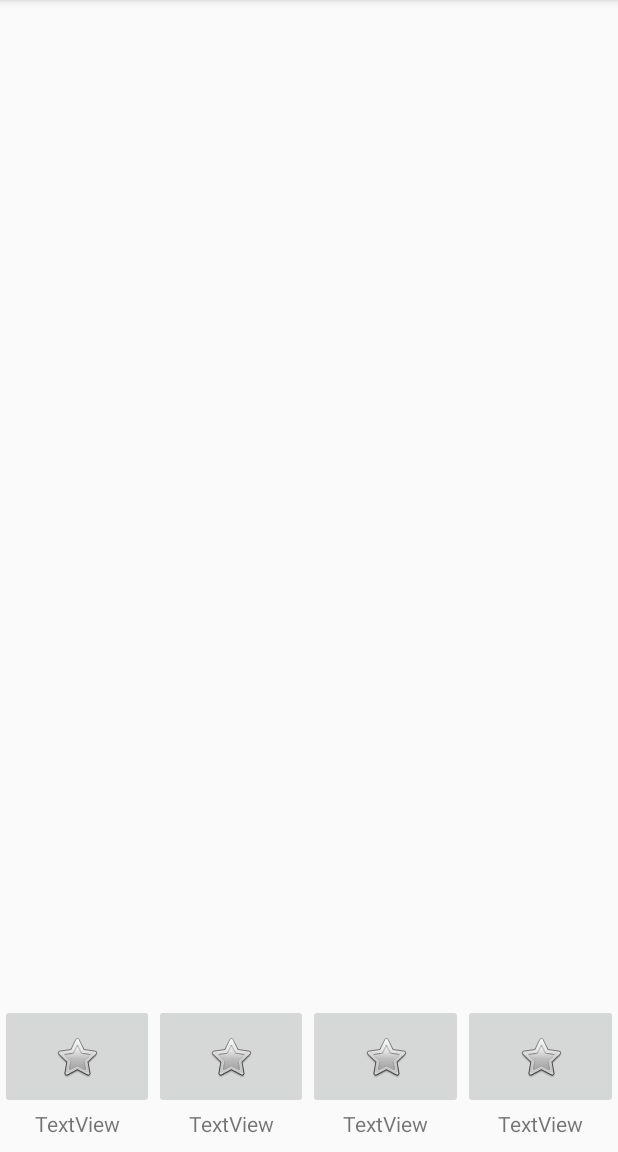
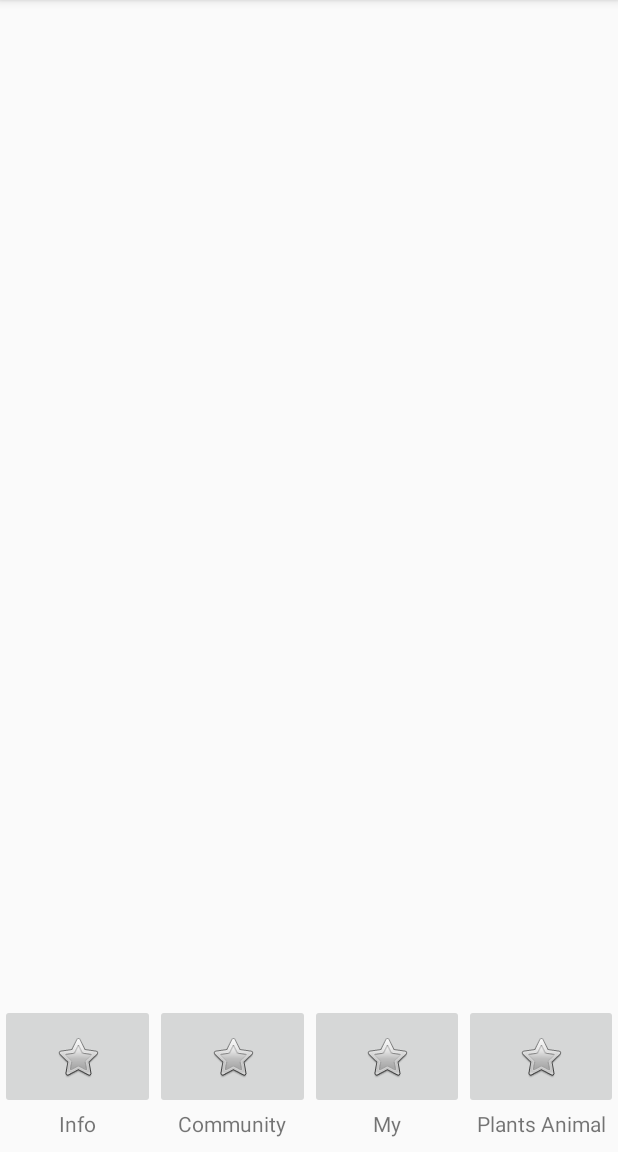
Before and after one commit to junsik1998/2021-1_K-Lab-PROJECT1, an Android app: the screen it shows after launch (MainActivity), on a phone screen of 412 x 824 dp, the part 84-1236 px from its top. Run offline under Robolectric (Android 15) with nearby library versions, the phone set to English and light mode, and no system bars.

Commit message:
Android : Adjust Bottom Navi

```diff
--- a/AndroidAppButton/app/src/main/res/layout/activity_main.xml
+++ b/AndroidAppButton/app/src/main/res/layout/activity_main.xml
@@ -23,19 +23,20 @@
             android:orientation="vertical">
 
             <ImageButton
-                android:id="@+id/imageButton"
+                android:id="@+id/InfoBtn"
                 android:layout_width="match_parent"
                 android:layout_height="70dp"
                 android:layout_weight="1"
                 app:srcCompat="@android:drawable/btn_star" />
 
             <TextView
-                android:id="@+id/textView1"
+                android:id="@+id/InfoText"
                 android:layout_width="match_parent"
                 android:layout_height="wrap_content"
                 android:layout_weight="1"
+                android:ems="8"
                 android:gravity="center"
-                android:text="TextView" />
+                android:text="Info" />
         </LinearLayout>
 
         <LinearLayout
@@ -46,17 +47,18 @@
             android:orientation="vertical">
 
             <ImageButton
-                android:id="@+id/imageButton2"
+                android:id="@+id/CommunityBtn"
                 android:layout_width="match_parent"
                 android:layout_height="70dp"
                 app:srcCompat="@android:drawable/btn_star" />
 
             <TextView
-                android:id="@+id/textView2"
+                android:id="@+id/CommunityText"
                 android:layout_width="match_parent"
                 android:layout_height="wrap_content"
+                android:ems="8"
                 android:gravity="center"
-                android:text="TextView" />
+                android:text="Community" />
         </LinearLayout>
 
         <LinearLayout
@@ -66,17 +68,18 @@
             android:orientation="vertical">
 
             <ImageButton
-                android:id="@+id/imageButton3"
+                android:id="@+id/MyBtn"
                 android:layout_width="match_parent"
                 android:layout_height="70dp"
                 app:srcCompat="@android:drawable/btn_star" />
 
             <TextView
-                android:id="@+id/textView3"
+                android:id="@+id/MyText"
                 android:layout_width="match_parent"
                 android:layout_height="wrap_content"
+                android:ems="8"
                 android:gravity="center"
-                android:text="TextView" />
+                android:text="My" />
         </LinearLayout>
 
         <LinearLayout
@@ -86,17 +89,18 @@
             android:orientation="vertical">
 
             <ImageButton
-                android:id="@+id/imageButton4"
+                android:id="@+id/PlantsAnimalBtn"
                 android:layout_width="match_parent"
                 android:layout_height="70dp"
                 app:srcCompat="@android:drawable/btn_star" />
 
             <TextView
-                android:id="@+id/textView4"
+                android:id="@+id/PlantsAnimalText"
                 android:layout_width="match_parent"
                 android:layout_height="wrap_content"
+                android:ems="8"
                 android:gravity="center"
-                android:text="TextView" />
+                android:text="Plants Animal" />
         </LinearLayout>
 
     </LinearLayout>
```
